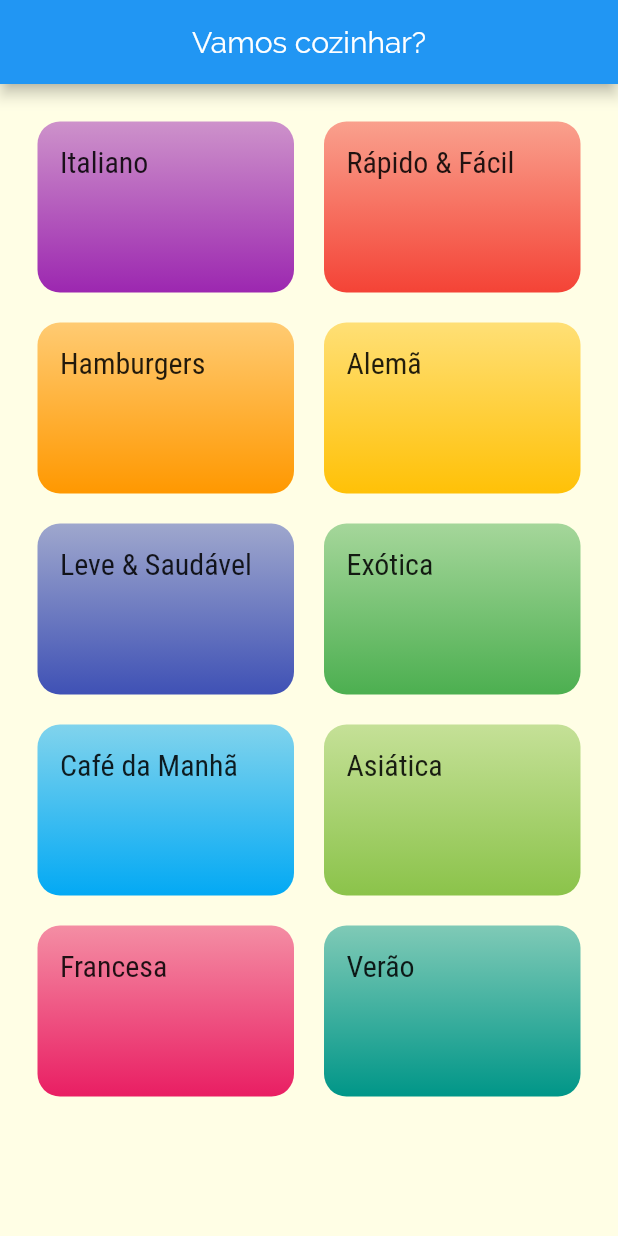
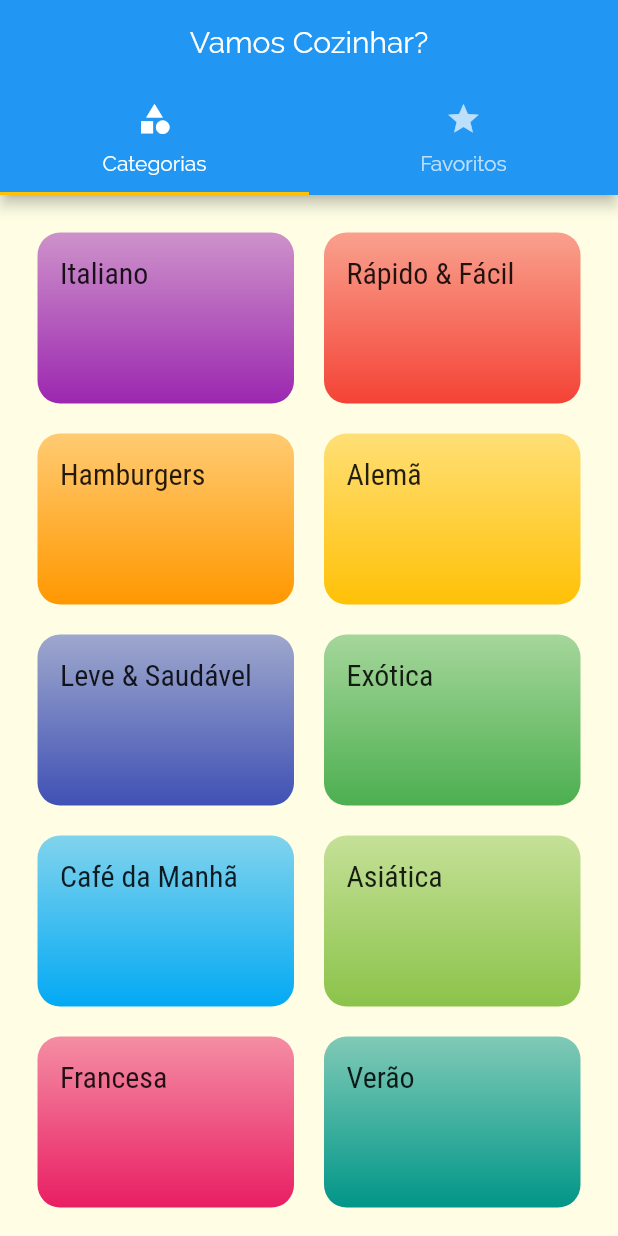
Before and after one commit to almerindopaixao/meals, a Flutter app: the screen it shows after launch, on a phone screen of 412 x 824 dp. Run offline on Flutter 3.47's test engine with Material 2 defaults, Android fonts, the phone set to English and light mode, and no system bars.

```diff
--- a/lib/main.dart
+++ b/lib/main.dart
@@ -1,7 +1,9 @@
 import 'package:flutter/material.dart';
+import 'package:flutter/services.dart';
 
-import './screens/categories_screen.dart';
+import './screens/tabs_screen.dart';
 import './screens/categories_meals_screen.dart';
+import './screens/meal_detail_screen.dart';
 
 import './utils/app_routes.dart';
 
@@ -12,26 +14,31 @@ class MyApp extends StatelessWidget {
 
   @override
   Widget build(BuildContext context) {
+    SystemChrome.setPreferredOrientations([
+      DeviceOrientation.portraitUp,
+      DeviceOrientation.portraitDown,
+    ]);
+
     return MaterialApp(
       title: 'DeliMeals',
       theme: ThemeData(
-        colorScheme: ColorScheme.fromSwatch(
-          primarySwatch: Colors.pink,
-          accentColor: Colors.amber,
-        ),
         fontFamily: 'Raleway',
         canvasColor: const Color.fromRGBO(255, 254, 229, 1),
         textTheme: ThemeData.light().textTheme.copyWith(
-          headline6: const TextStyle(
-            fontSize: 20,
-            fontFamily: 'RobotoCondensed',
-          )
-        )
+              headline6: const TextStyle(
+                fontSize: 20,
+                fontFamily: 'RobotoCondensed',
+              ),
+            ),
+        colorScheme: ColorScheme.fromSwatch(
+          primarySwatch: Colors.pink,
+        ).copyWith(secondary: Colors.amber),
       ),
       initialRoute: AppRoutes.HOME,
       routes: {
-        AppRoutes.HOME: (ctx) => const CategoriesScreen(),
+        AppRoutes.HOME: (ctx) => const TabsScreen(),
         AppRoutes.CATEGORIES_MEALS: (ctx) => const CategoriesMealsScreen(),
+        AppRoutes.MEALS_DETAIL: (ctx) => const MealDetailScreen(),
       },
     );
   }
--- a/lib/screens/categories_screen.dart
+++ b/lib/screens/categories_screen.dart
@@ -8,12 +8,7 @@ class CategoriesScreen extends StatelessWidget {
 
   @override
   Widget build(BuildContext context) {
-    return Scaffold(
-      appBar: AppBar(
-        title: const Text('Vamos cozinhar?'),
-        centerTitle: true,
-      ),
-      body: GridView(
+    return GridView(
       padding: const EdgeInsets.all(25),
       gridDelegate: const SliverGridDelegateWithMaxCrossAxisExtent(
         maxCrossAxisExtent: 200,
@@ -24,7 +19,6 @@ class CategoriesScreen extends StatelessWidget {
       children: DUMMY_CATEGORIES.map((cat) {
         return CategoryWidget(cat);
       }).toList(),
-      ),
     );
   }
 }
--- /dev/null
+++ b/lib/screens/tabs_screen.dart
@@ -0,0 +1,39 @@
+import 'package:flutter/material.dart';
+import './categories_screen.dart';
+import './favorite_screen.dart';
+
+class TabsScreen extends StatelessWidget {
+  const TabsScreen({Key? key}) : super(key: key);
+
+  @override
+  Widget build(BuildContext context) {
+    return DefaultTabController(
+      length: 2,
+      child: Scaffold(
+        appBar: AppBar(
+          title: const Text('Vamos Cozinhar?'),
+          centerTitle: true,
+          bottom: TabBar(
+            indicatorColor: Theme.of(context).colorScheme.secondary,
+            tabs: const [
+              Tab(
+                icon: Icon(Icons.category),
+                text: 'Categorias',
+              ),
+              Tab(
+                icon: Icon(Icons.star),
+                text: 'Favoritos',
+              ),
+            ],
+          ),
+        ),
+        body: const TabBarView(
+          children: [
+            CategoriesScreen(),
+            FavoriteScreen(),
+          ],
+        ),
+      ),
+    );
+  }
+}
--- a/lib/utils/app_routes.dart
+++ b/lib/utils/app_routes.dart
@@ -3,4 +3,5 @@
 class AppRoutes {
   static const HOME = '/';
   static const CATEGORIES_MEALS = '/categories-meals';
+  static const MEALS_DETAIL = '/meal-detail';
 }
```
Also changed, not shown: lib/models/meal.dart (+26 -2 lines), lib/screens/categories_meals_screen.dart (+13 -2 lines), lib/screens/favorite_screen.dart (added, +12 -0 lines), lib/screens/meal_detail_screen.dart (added, +118 -0 lines), lib/widgets/meal_widget.dart (added, +105 -0 lines). Lines whose indentation alone changed are shown as unchanged.
